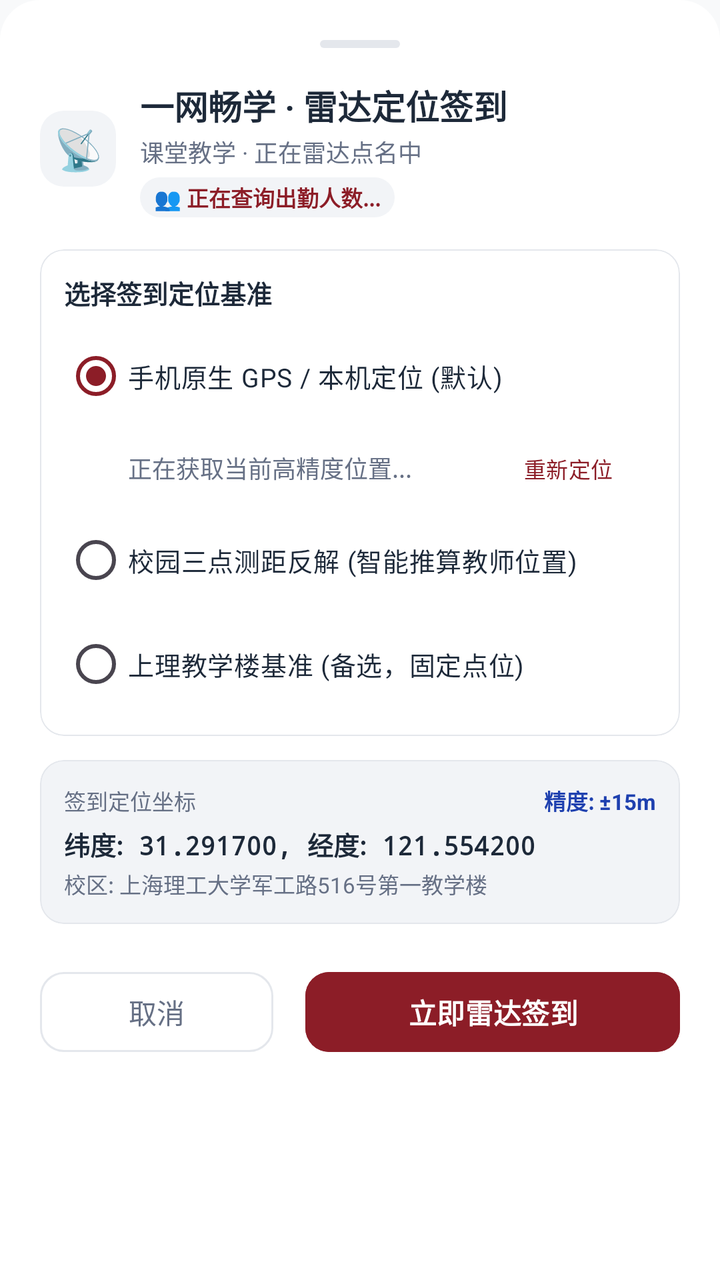
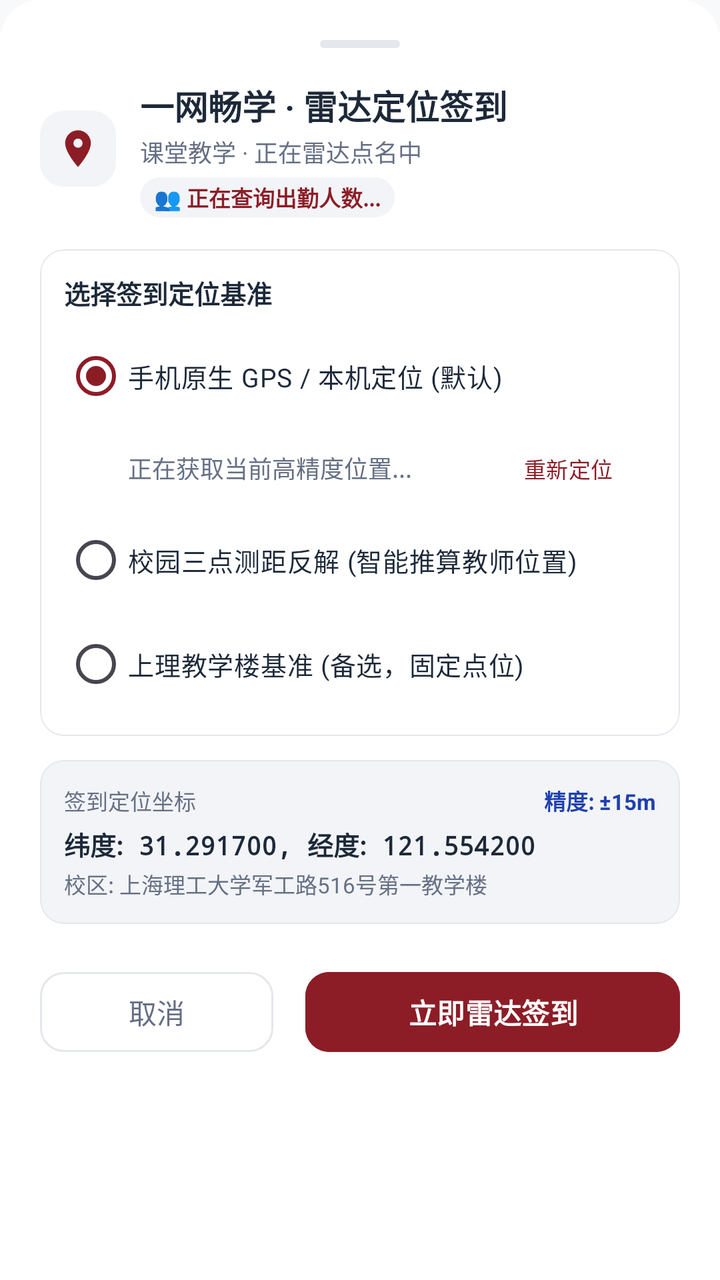

The first picture is an Android layout as it rendered before a commit; the second is the same layout after the commit. The layout source and the unified diff follow.
<!-- AndroidManifest.xml: application theme Theme.UsstJwgl -->
<!-- res/layout/dialog_radar_rollcall.xml -->
<?xml version="1.0" encoding="utf-8"?>
<LinearLayout xmlns:android="http://schemas.android.com/apk/res/android"
    xmlns:app="http://schemas.android.com/apk/res-auto"
    xmlns:tools="http://schemas.android.com/tools"
    android:layout_width="match_parent"
    android:layout_height="wrap_content"
    android:background="@drawable/bg_sheet_dialog"
    android:orientation="vertical"
    android:padding="20dp">

    
    <View
        android:layout_width="40dp"
        android:layout_height="4dp"
        android:layout_gravity="center_horizontal"
        android:layout_marginBottom="16dp"
        android:background="@drawable/bg_bottom_sheet_handle" />

    
    <LinearLayout
        android:layout_width="match_parent"
        android:layout_height="wrap_content"
        android:gravity="center_vertical"
        android:orientation="horizontal">

        <TextView
            android:layout_width="38dp"
            android:layout_height="38dp"
            android:background="@drawable/bg_badge_rounded"
            android:backgroundTint="@color/surface_variant"
            android:gravity="center"
            android:text="📡"
            android:textSize="20sp" />

        <LinearLayout
            android:layout_width="0dp"
            android:layout_height="wrap_content"
            android:layout_marginStart="12dp"
            android:layout_weight="1"
            android:orientation="vertical">

            <TextView
                android:layout_width="wrap_content"
                android:layout_height="wrap_content"
                android:text="一网畅学 · 雷达定位签到"
                android:textColor="@color/text_primary"
                android:textSize="17sp"
                android:textStyle="bold" />

            <TextView
                android:id="@+id/tvRadarCourseInfo"
                android:layout_width="wrap_content"
                android:layout_height="wrap_content"
                android:layout_marginTop="2dp"
                android:text="课堂教学 · 正在雷达点名中"
                android:textColor="@color/text_secondary"
                android:textSize="12sp" />

            
            <TextView
                android:id="@+id/tvRadarAttendanceStats"
                android:layout_width="wrap_content"
                android:layout_height="wrap_content"
                android:layout_marginTop="4dp"
                android:background="@drawable/bg_badge_rounded"
                android:backgroundTint="@color/surface_variant"
                android:paddingHorizontal="7dp"
                android:paddingVertical="2dp"
                android:text="👥 正在查询出勤人数..."
                android:textColor="@color/primary"
                android:textSize="11sp"
                android:textStyle="bold" />

        </LinearLayout>

        <TextView
            android:id="@+id/tvRadarRollcallIdBadge"
            android:layout_width="wrap_content"
            android:layout_height="wrap_content"
            android:background="@drawable/bg_badge_rounded"
            android:paddingHorizontal="8dp"
            android:paddingVertical="3dp"
            android:visibility="gone"
            android:text="ID: --"
            android:textColor="@color/text_secondary"
            android:textSize="11sp" />

    </LinearLayout>

    
    <com.google.android.material.card.MaterialCardView
        android:layout_width="match_parent"
        android:layout_height="wrap_content"
        android:layout_marginTop="16dp"
        app:cardBackgroundColor="@color/surface"
        app:cardCornerRadius="12dp"
        app:cardElevation="0dp"
        app:strokeColor="@color/border"
        app:strokeWidth="0.8dp">

        <LinearLayout
            android:layout_width="match_parent"
            android:layout_height="wrap_content"
            android:orientation="vertical"
            android:padding="12dp">

            <TextView
                android:layout_width="wrap_content"
                android:layout_height="wrap_content"
                android:text="选择签到定位基准"
                android:textColor="@color/text_primary"
                android:textSize="13sp"
                android:textStyle="bold" />

            <RadioGroup
                android:id="@+id/rgLocationMode"
                android:layout_width="match_parent"
                android:layout_height="wrap_content"
                android:layout_marginTop="8dp"
                android:orientation="vertical">

                
                <RadioButton
                    android:id="@+id/rbModeCurrentGps"
                    android:layout_width="match_parent"
                    android:layout_height="wrap_content"
                    android:checked="true"
                    android:text="手机原生 GPS / 本机定位 (默认)"
                    android:textColor="@color/text_primary"
                    android:textSize="13sp" />

                
                <LinearLayout
                    android:id="@+id/layoutGpsStatus"
                    android:layout_width="match_parent"
                    android:layout_height="wrap_content"
                    android:layout_marginStart="32dp"
                    android:layout_marginTop="4dp"
                    android:gravity="center_vertical"
                    android:orientation="horizontal">

                    <TextView
                        android:id="@+id/tvGpsStatus"
                        android:layout_width="0dp"
                        android:layout_height="wrap_content"
                        android:layout_weight="1"
                        android:text="正在获取当前高精度位置..."
                        android:textColor="@color/text_secondary"
                        android:textSize="12sp" />

                    <com.google.android.material.button.MaterialButton
                        android:id="@+id/btnRefreshGps"
                        style="@style/Widget.Material3.Button.TextButton"
                        android:layout_width="wrap_content"
                        android:layout_height="36dp"
                        android:text="重新定位"
                        android:textSize="11sp" />

                </LinearLayout>

                
                <RadioButton
                    android:id="@+id/rbModeTrilateration"
                    android:layout_width="match_parent"
                    android:layout_height="wrap_content"
                    android:layout_marginTop="4dp"
                    android:text="校园三点测距反解 (智能推算教师位置)"
                    android:textColor="@color/text_primary"
                    android:textSize="13sp" />

                
                <LinearLayout
                    android:id="@+id/layoutTrilaterationStatus"
                    android:layout_width="match_parent"
                    android:layout_height="wrap_content"
                    android:layout_marginStart="32dp"
                    android:layout_marginTop="4dp"
                    android:gravity="center_vertical"
                    android:orientation="horizontal"
                    android:visibility="gone">

                    <TextView
                        android:id="@+id/tvTrilaterationStatus"
                        android:layout_width="0dp"
                        android:layout_height="wrap_content"
                        android:layout_weight="1"
                        android:text="点击右侧按钮开始测距反解教师位置"
                        android:textColor="@color/text_secondary"
                        android:textSize="12sp" />

                    <com.google.android.material.button.MaterialButton
                        android:id="@+id/btnStartTrilateration"
                        style="@style/Widget.Material3.Button.TextButton"
                        android:layout_width="wrap_content"
                        android:layout_height="36dp"
                        android:text="开始测距"
                        android:textSize="11sp" />

                </LinearLayout>

                
                <RadioButton
                    android:id="@+id/rbModeBuilding"
                    android:layout_width="match_parent"
                    android:layout_height="wrap_content"
                    android:layout_marginTop="4dp"
                    android:text="上理教学楼基准 (备选，固定点位)"
                    android:textColor="@color/text_primary"
                    android:textSize="13sp" />

                
                <LinearLayout
                    android:id="@+id/layoutBuildingSelector"
                    android:layout_width="match_parent"
                    android:layout_height="wrap_content"
                    android:layout_marginStart="32dp"
                    android:layout_marginTop="4dp"
                    android:layout_marginBottom="8dp"
                    android:gravity="center_vertical"
                    android:orientation="horizontal"
                    android:visibility="gone">

                    <com.google.android.material.card.MaterialCardView
                        android:layout_width="match_parent"
                        android:layout_height="40dp"
                        app:cardBackgroundColor="@color/surface_variant"
                        app:cardCornerRadius="8dp"
                        app:cardElevation="0dp"
                        app:strokeColor="@color/border"
                        app:strokeWidth="0.8dp">

                        <Spinner
                            android:id="@+id/spinnerBuildings"
                            android:layout_width="match_parent"
                            android:layout_height="match_parent"
                            android:paddingHorizontal="10dp" />

                    </com.google.android.material.card.MaterialCardView>

                </LinearLayout>

            </RadioGroup>

        </LinearLayout>

    </com.google.android.material.card.MaterialCardView>

    
    <com.google.android.material.card.MaterialCardView
        android:layout_width="match_parent"
        android:layout_height="wrap_content"
        android:layout_marginTop="12dp"
        app:cardBackgroundColor="@color/surface_variant"
        app:cardCornerRadius="12dp"
        app:cardElevation="0dp"
        app:strokeColor="@color/border"
        app:strokeWidth="0.8dp">

        <LinearLayout
            android:layout_width="match_parent"
            android:layout_height="wrap_content"
            android:orientation="vertical"
            android:padding="12dp">

            <LinearLayout
                android:layout_width="match_parent"
                android:layout_height="wrap_content"
                android:gravity="center_vertical"
                android:orientation="horizontal">

                <TextView
                    android:layout_width="0dp"
                    android:layout_height="wrap_content"
                    android:layout_weight="1"
                    android:text="签到定位坐标"
                    android:textColor="@color/text_secondary"
                    android:textSize="11sp" />

                <TextView
                    android:id="@+id/tvAccuracyTip"
                    android:layout_width="wrap_content"
                    android:layout_height="wrap_content"
                    android:text="精度: ±15m"
                    android:textColor="@color/grade_blue_text"
                    android:textSize="11sp"
                    android:textStyle="bold" />

            </LinearLayout>

            <TextView
                android:id="@+id/tvCoordinatesDisplay"
                android:layout_width="wrap_content"
                android:layout_height="wrap_content"
                android:layout_marginTop="4dp"
                android:fontFamily="monospace"
                android:text="纬度: 31.291700, 经度: 121.554200"
                android:textColor="@color/text_primary"
                android:textSize="13sp"
                android:textStyle="bold" />

            <TextView
                android:id="@+id/tvSelectedBuildingCampus"
                android:layout_width="wrap_content"
                android:layout_height="wrap_content"
                android:layout_marginTop="2dp"
                android:text="校区: 上海理工大学军工路516号第一教学楼"
                android:textColor="@color/text_secondary"
                android:textSize="11sp" />

        </LinearLayout>

    </com.google.android.material.card.MaterialCardView>

    
    <com.google.android.material.checkbox.MaterialCheckBox
        android:id="@+id/cbRadarSignAll"
        android:layout_width="match_parent"
        android:layout_height="wrap_content"
        android:layout_marginTop="10dp"
        android:text="同时为全部已保存账号签到 (独立设备码)"
        android:textColor="@color/text_secondary"
        android:textSize="12.5sp"
        android:visibility="gone" />

    
    <LinearLayout
        android:layout_width="match_parent"
        android:layout_height="wrap_content"
        android:layout_marginTop="20dp"
        android:gravity="center_vertical"
        android:orientation="horizontal">

        <com.google.android.material.button.MaterialButton
            android:id="@+id/btnCancelRadar"
            style="@style/Widget.Material3.Button.OutlinedButton"
            android:layout_width="0dp"
            android:layout_height="48dp"
            android:layout_marginEnd="8dp"
            android:layout_weight="1"
            android:text="取消"
            android:textColor="@color/text_secondary"
            app:cornerRadius="12dp"
            app:strokeColor="@color/border" />

        <FrameLayout
            android:layout_width="0dp"
            android:layout_height="48dp"
            android:layout_marginStart="8dp"
            android:layout_weight="1.6">

            <com.google.android.material.button.MaterialButton
                android:id="@+id/btnSubmitRadar"
                android:layout_width="match_parent"
                android:layout_height="match_parent"
                android:backgroundTint="@color/primary"
                android:text="立即雷达签到"
                android:textColor="@color/on_primary"
                android:textSize="14sp"
                android:textStyle="bold"
                app:cornerRadius="12dp" />

            <ProgressBar
                android:id="@+id/progressRadarSubmitting"
                android:layout_width="24dp"
                android:layout_height="24dp"
                android:layout_gravity="center"
                android:indeterminateTint="#FFFFFF"
                android:visibility="gone" />

        </FrameLayout>

    </LinearLayout>

</LinearLayout>
<!-- resources referenced by this layout -->
<resources>
  <color name="border">#E4E7EC</color>
  <color name="grade_blue_text">#1E40AF</color>
  <color name="on_primary">#FFFFFF</color>
  <color name="primary">#8C1D27</color>
  <color name="surface">#FFFFFF</color>
  <color name="surface_variant">#F2F4F7</color>
  <color name="text_primary">#1D2939</color>
  <color name="text_secondary">#667085</color>
  <!-- drawable bg_badge_rounded (drawable) -->
  <?xml version="1.0" encoding="utf-8"?>
  <shape xmlns:android="http://schemas.android.com/apk/res/android"
      android:shape="rectangle">
      <corners android:radius="12dp" />
      <solid android:color="@color/badge_bg" />
  </shape>
  <!-- drawable bg_bottom_sheet_handle (drawable) -->
  <?xml version="1.0" encoding="utf-8"?>
  <shape xmlns:android="http://schemas.android.com/apk/res/android">
      <solid android:color="@color/border" />
      <corners android:radius="2dp" />
  </shape>
  <!-- drawable bg_sheet_dialog (drawable) -->
  <?xml version="1.0" encoding="utf-8"?>
  <shape xmlns:android="http://schemas.android.com/apk/res/android"
      android:shape="rectangle">
      <solid android:color="@color/surface" />
      <corners
          android:topLeftRadius="20dp"
          android:topRightRadius="20dp"
          android:bottomLeftRadius="0dp"
          android:bottomRightRadius="0dp" />
  </shape>
  <style name="Theme.UsstJwgl" parent="Theme.Material3.DayNight.NoActionBar">
          <item name="colorPrimary">@color/primary</item>
          <item name="colorOnPrimary">@color/on_primary</item>
          <item name="colorPrimaryContainer">@color/primary_container</item>
          <item name="colorOnPrimaryContainer">@color/on_primary_container</item>
  
          <item name="colorSecondary">@color/secondary</item>
          <item name="colorSecondaryContainer">@color/secondary_container</item>
          <item name="colorOnSecondaryContainer">@color/on_secondary_container</item>
  
          <item name="android:statusBarColor">@android:color/transparent</item>
          <item name="android:windowLightStatusBar">true</item>
          <item name="android:navigationBarColor">@android:color/transparent</item>
          <item name="android:windowLightNavigationBar" tools:targetApi="o_mr1">true</item>
          <item name="android:windowBackground">@color/background</item>
  
          
          <item name="bottomNavigationStyle">@style/Widget.Material3.BottomNavigationView</item>
  
          
          <item name="materialCardViewStyle">@style/Widget.Material3.CardView.Outlined</item>
          <item name="android:forceDarkAllowed" tools:targetApi="q">false</item>
      </style>
  <color name="badge_bg">#FFDAD8</color>
  <color name="primary_container">#FFDAD8</color>
  <color name="on_primary_container">#3B080E</color>
  <color name="secondary">#775654</color>
  <color name="secondary_container">#FFDAD7</color>
  <color name="on_secondary_container">#2C1514</color>
  <color name="background">#F8F9FA</color>
</resources>

<!-- the commit's change to res/layout/dialog_radar_rollcall.xml (unified diff, before → after) -->
@@ -23,14 +23,14 @@
         android:gravity="center_vertical"
         android:orientation="horizontal">
 
-        <TextView
+        <ImageView
             android:layout_width="38dp"
             android:layout_height="38dp"
             android:background="@drawable/bg_badge_rounded"
             android:backgroundTint="@color/surface_variant"
-            android:gravity="center"
-            android:text="📡"
-            android:textSize="20sp" />
+            android:padding="8dp"
+            android:src="@drawable/ic_location"
+            app:tint="@color/primary" />
 
         <LinearLayout
             android:layout_width="0dp"
<!-- resource entries referenced after the edit -->
@@ -32,6 +32,16 @@
           android:bottomLeftRadius="0dp"
           android:bottomRightRadius="0dp" />
   </shape>
+  <!-- drawable ic_location (drawable) -->
+  <vector xmlns:android="http://schemas.android.com/apk/res/android"
+      android:width="24dp"
+      android:height="24dp"
+      android:viewportWidth="24"
+      android:viewportHeight="24">
+      <path
+          android:fillColor="#FF000000"
+          android:pathData="M12,2C8.13,2 5,5.13 5,9c0,5.25 7,13 7,13s7,-7.75 7,-13c0,-3.87 -3.13,-7 -7,-7zM12,11.5c-1.38,0 -2.5,-1.12 -2.5,-2.5s1.12,-2.5 2.5,-2.5 2.5,1.12 2.5,2.5 -1.12,2.5 -2.5,2.5z" />
+  </vector>
   <style name="Theme.UsstJwgl" parent="Theme.Material3.DayNight.NoActionBar">
           <item name="colorPrimary">@color/primary</item>
           <item name="colorOnPrimary">@color/on_primary</item>
